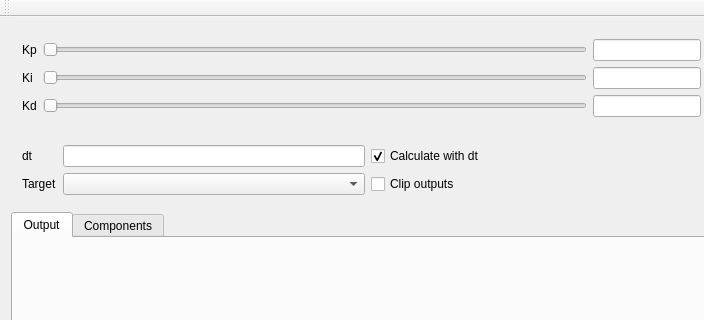
First picture: the form in mainwindow.ui, repository rlee287/PID_visualiser, before the edit; both pictures show x 0 to 704 and y 0 to 320 of the 809 by 928 pixel window.
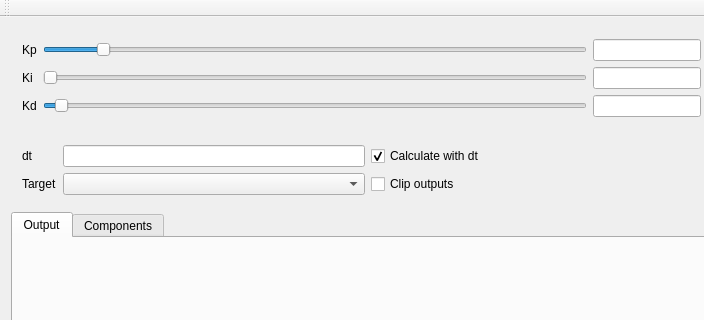
Second picture: the form after the edit.

Commit message: Adjust slider properties

What changed in the file:
```diff
--- a/mainwindow.ui
+++ b/mainwindow.ui
@@ -46,6 +46,15 @@
        </item>
        <item row="2" column="1">
         <widget class="QSlider" name="Kd_slider">
+         <property name="maximum">
+          <number>999</number>
+         </property>
+         <property name="pageStep">
+          <number>50</number>
+         </property>
+         <property name="value">
+          <number>20</number>
+         </property>
          <property name="orientation">
           <enum>Qt::Horizontal</enum>
          </property>
@@ -109,6 +118,15 @@
        </item>
        <item row="0" column="1">
         <widget class="QSlider" name="Kp_slider">
+         <property name="maximum">
+          <number>999</number>
+         </property>
+         <property name="pageStep">
+          <number>50</number>
+         </property>
+         <property name="value">
+          <number>100</number>
+         </property>
          <property name="orientation">
           <enum>Qt::Horizontal</enum>
          </property>
```
Left out of the diff: 6 changed lines with no effect on the pictures.
